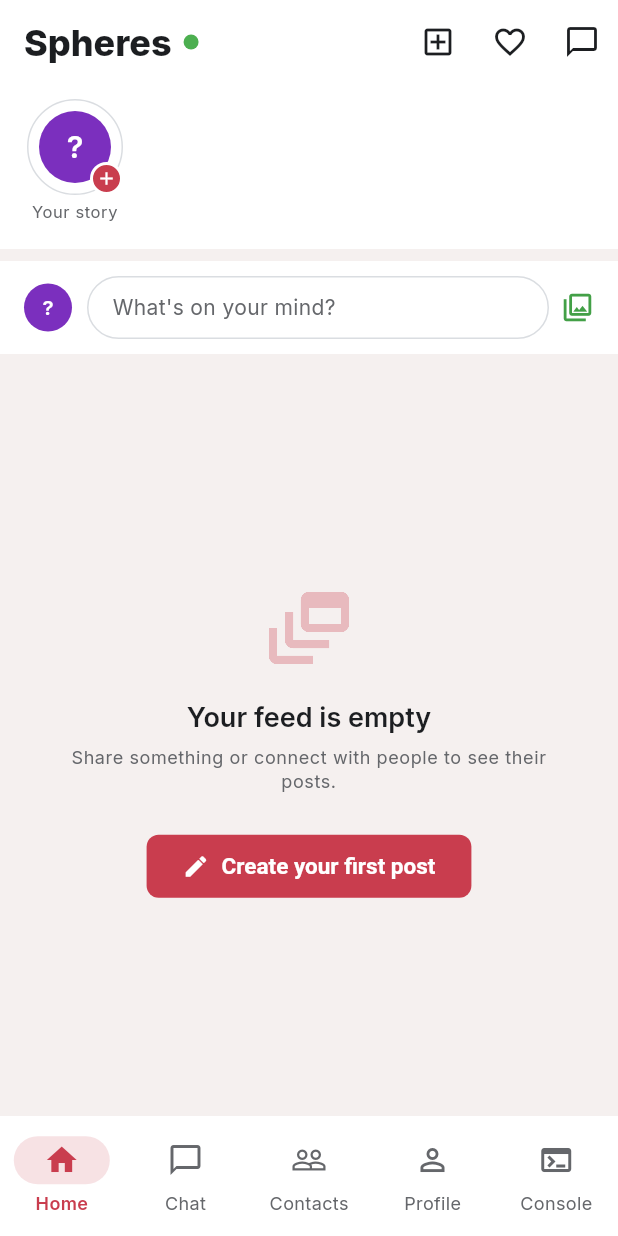
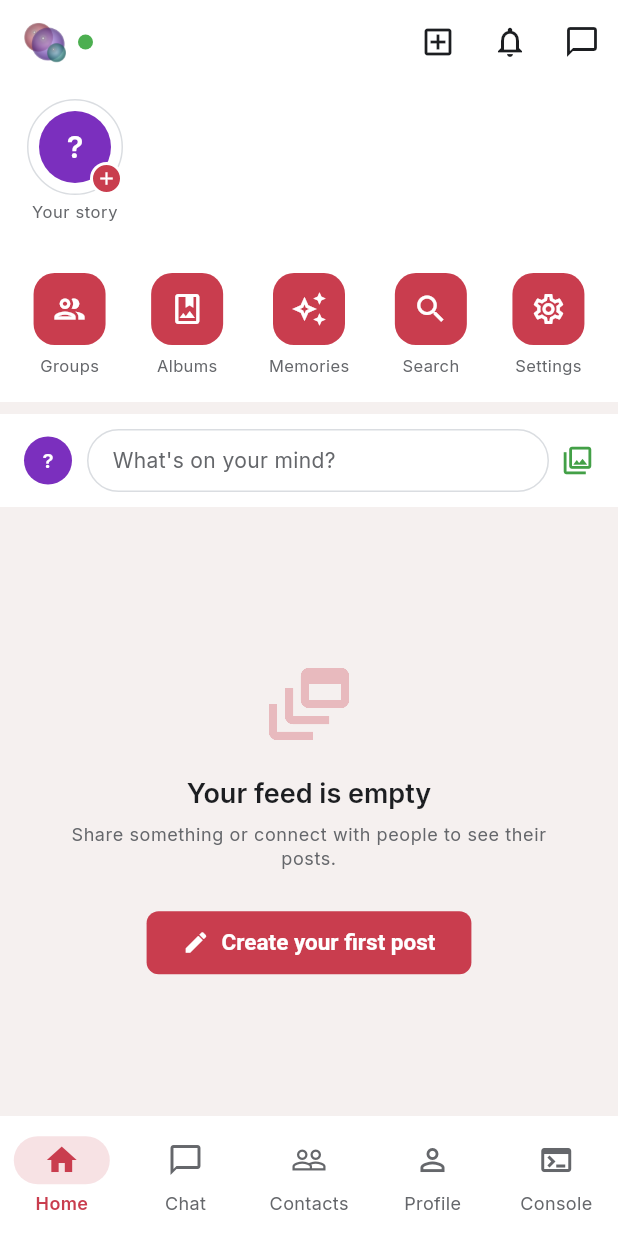
Before and after one commit to phaysaal/safesocial, a Flutter app: the FeedScreen screen opened by its route, on a phone screen of 412 x 824 dp. Run offline on Flutter 3.47's test engine with Material 3 defaults, Android fonts, the phone set to English and light mode, and no system bars; our stand-ins replace app_links, convert, equatable, flutter_secure_storage, flutter_svg, go_router and 6 more; missing offline and left inert: audio_waveforms, dart:ffi, ed25519_edwards, flutter_webrtc, mobile_scanner; accounts and stored records are empty; project files that could hold a hidden picture were left out.

Commit message:
Add quick-access icons to home tab; logo in AppBar; refresh website copy
App:
- Replace 'Spheres' text in feed AppBar with logo image (28px)
- Replace dead favourite button with notifications shortcut
- Add _QuickAccessRow: icon tiles for Groups, Albums, Memories,
  Search, Settings below the stories row on the home tab

Website:
- New hero headline: 'Your circle. Your peace. Your privacy.'
- Update comparison section subtitle to peaceful social life theme
- Update security section header to 'Privacy by design, not by policy'
- Update download section to focus on ease of onboarding

Co-Authored-By: Claude Sonnet 4.6 <noreply@anthropic.com>

```diff
--- a/safesocial_app/lib/screens/feed/feed_screen.dart
+++ b/safesocial_app/lib/screens/feed/feed_screen.dart
@@ -240,13 +240,7 @@ class _FeedScreenState extends State<FeedScreen> {
       appBar: AppBar(
         title: Row(
           children: [
-            Text(
-              'Spheres',
-              style: theme.textTheme.titleLarge?.copyWith(
-                fontWeight: FontWeight.w800,
-                fontSize: 24,
-              ),
-            ),
+            Image.asset('assets/images/logo.png', width: 28, height: 28),
             const SizedBox(width: 8),
             _NetworkDot(),
           ],
@@ -257,8 +251,8 @@ class _FeedScreenState extends State<FeedScreen> {
             onPressed: () => _showCreatePostSheet(context),
           ),
           IconButton(
-            icon: const Icon(Icons.favorite_border),
-            onPressed: () {},
+            icon: const Icon(Icons.notifications_none_outlined),
+            onPressed: () => context.push('/notifications'),
           ),
           IconButton(
             icon: const Icon(Icons.chat_bubble_outline),
@@ -275,6 +269,8 @@ class _FeedScreenState extends State<FeedScreen> {
                 slivers: [
                   // Stories row
                   SliverToBoxAdapter(child: _StoriesRow()),
+                  // Quick-access icon row
+                  const SliverToBoxAdapter(child: _QuickAccessRow()),
                   // Memories Banner
                   if (memories.isNotEmpty)
                     SliverToBoxAdapter(child: _MemoriesBanner(count: memories.length)),
@@ -313,6 +309,7 @@ class _FeedScreenState extends State<FeedScreen> {
     return CustomScrollView(
       slivers: [
         SliverToBoxAdapter(child: _StoriesRow()),
+        const SliverToBoxAdapter(child: _QuickAccessRow()),
         SliverToBoxAdapter(child: _CreatePostBar()),
         SliverToBoxAdapter(
           child: Container(height: 8, color: theme.scaffoldBackgroundColor),
@@ -353,6 +350,61 @@ class _FeedScreenState extends State<FeedScreen> {
           ),
         ),
       ],
+    );
+  }
+}
+
+// ─── Quick Access Row ────────────────────────────────────────────────────────
+
+class _QuickAccessRow extends StatelessWidget {
+  const _QuickAccessRow();
+
+  @override
+  Widget build(BuildContext context) {
+    final cs = Theme.of(context).colorScheme;
+
+    final items = [
+      (Icons.group_outlined, 'Groups', '/groups'),
+      (Icons.photo_album_outlined, 'Albums', '/albums'),
+      (Icons.auto_awesome_outlined, 'Memories', '/memories'),
+      (Icons.search_outlined, 'Search', '/search'),
+      (Icons.settings_outlined, 'Settings', '/settings'),
+    ];
+
+    return Container(
+      color: cs.surface,
+      padding: const EdgeInsets.symmetric(vertical: 10),
+      child: Row(
+        mainAxisAlignment: MainAxisAlignment.spaceEvenly,
+        children: items.map((item) {
+          return InkWell(
+            onTap: () => GoRouter.of(context).push(item.$3),
+            borderRadius: BorderRadius.circular(12),
+            child: Padding(
+              padding: const EdgeInsets.symmetric(horizontal: 8, vertical: 6),
+              child: Column(
+                mainAxisSize: MainAxisSize.min,
+                children: [
+                  Container(
+                    width: 48,
+                    height: 48,
+                    decoration: BoxDecoration(
+                      color: cs.primaryContainer,
+                      borderRadius: BorderRadius.circular(14),
+                    ),
+                    child: Icon(item.$1, color: cs.onPrimaryContainer, size: 24),
+                  ),
+                  const SizedBox(height: 6),
+                  Text(
+                    item.$2,
+                    style: TextStyle(fontSize: 11, color: cs.onSurfaceVariant),
+                  ),
+                ],
+              ),
+            ),
+          );
+        }).toList(),
+      ),
     );
   }
 }
```
Also changed, not shown: 1 other file.
